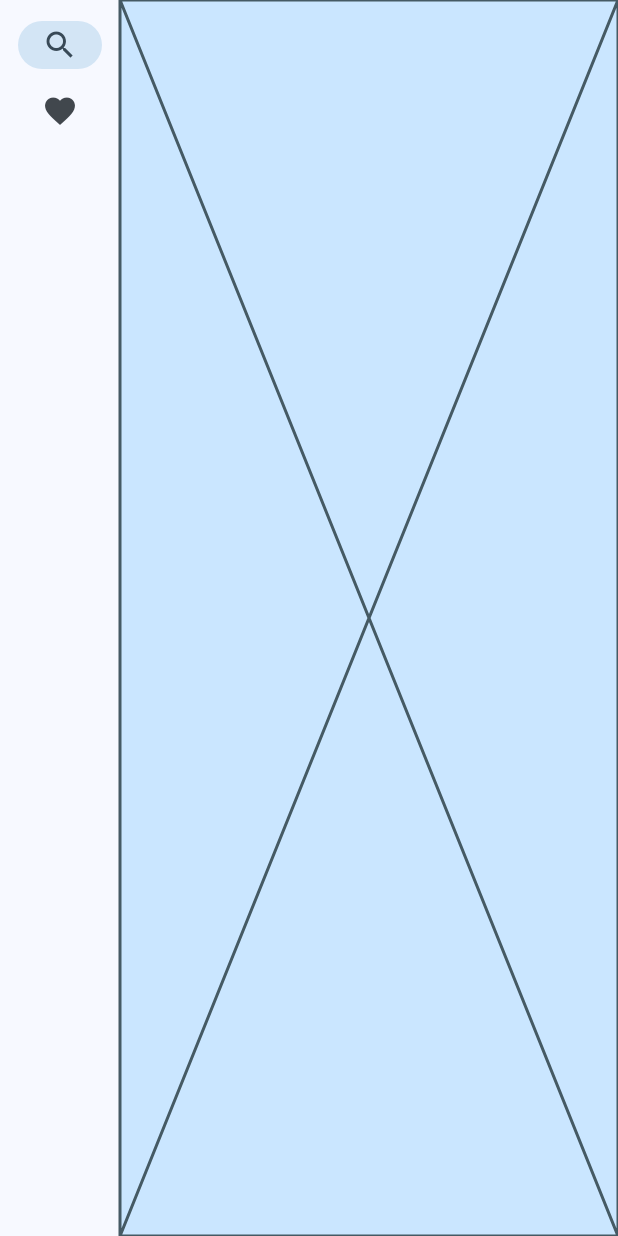
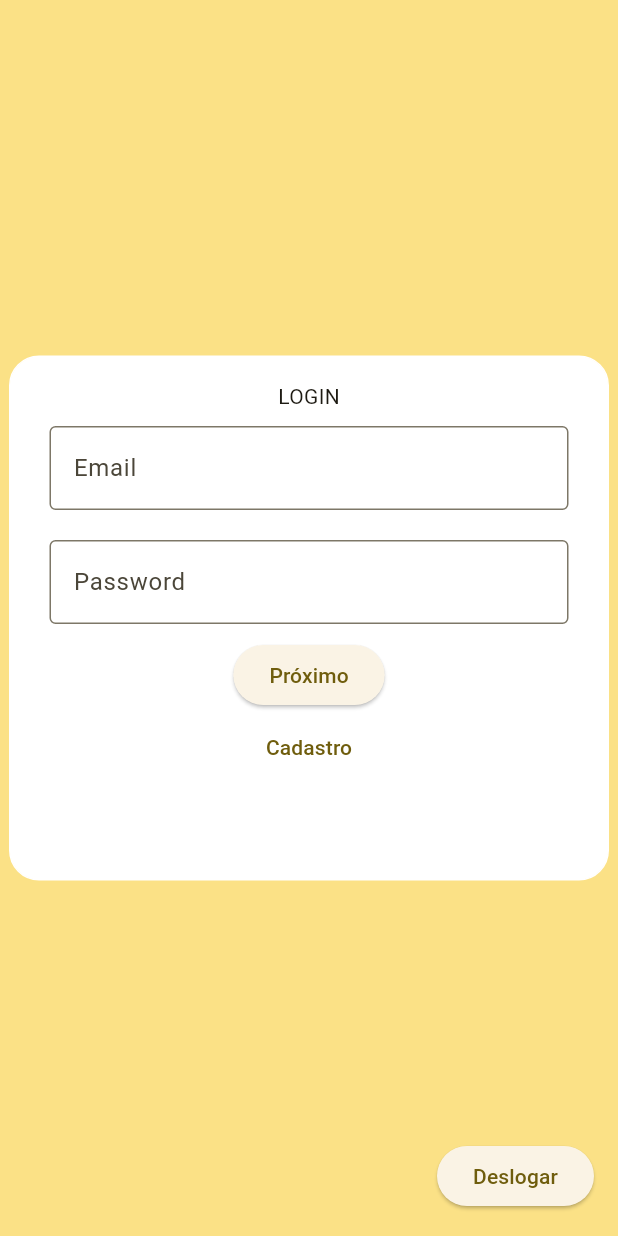
Before and after one commit to Abacaxi-Remaster/gerenciamento_receitas_front, a Flutter app: the screen it shows after launch, on a phone screen of 412 x 824 dp. Run offline on Flutter 3.47's test engine with Material 2 defaults, Android fonts, the phone set to English and light mode, and no system bars.

Commit message:
layout base login/cadastro (falta backend)

```diff
--- a/lib/HomePage.dart
+++ b/lib/HomePage.dart
@@ -22,11 +22,7 @@ class MyHomePageState extends State<MyHomePage> {
   ];
 
   Widget updatePage(selectedIndex) {
-    final Options = [
-      //CadastroPage(),
-      SearchPreview(),
-      CommentPreview()
-    ];
+    final Options = [SearchPreview(), CommentPreview()];
     return Options[selectedIndex];
   }
 
@@ -58,23 +54,20 @@ class MyHomePageState extends State<MyHomePage> {
     var appState = context.watch<MyAppState>();
 
     return LayoutBuilder(builder: (context, constraints) {
-      /*if (appState.logado) {
+      if (appState.logado) {
         menu = navigationMenu(constraints);
       } else {
         menu = EmptyMenu();
-      }*/
-      menu = navigationMenu(constraints);
+      }
       return Scaffold(
-        /*floatingActionButton: ElevatedButton(
+        floatingActionButton: ElevatedButton(
           onPressed: () {
-            appState.erro("placeholder de ação -> deslogar");
-            //appState.deslogar();
+            appState.deslogar();
             //appState.TESTE_toggle_tipoLogado();
             //appState.TESTE_adm();
           },
           child: const Text('Deslogar'),
         ),
-        */
         body: Row(
           children: [
             SafeArea(
--- /dev/null
+++ b/lib/Paginas/Login.dart
@@ -0,0 +1,108 @@
+import 'package:flutter/material.dart';
+import 'package:receita_front/all.dart';
+import 'package:receita_front/HomePage.dart';
+import 'package:provider/provider.dart';
+import '/main.dart';
+
+class LoginPage extends StatefulWidget {
+  @override
+  State<LoginPage> createState() => _LoginPageState();
+}
+
+class _LoginPageState extends State<LoginPage> {
+  GlobalKey<FormState> _formKey = GlobalKey<FormState>();
+  var tipoSelecionado = 0;
+
+  final userController = TextEditingController();
+  final passwordController = TextEditingController();
+
+  @override
+  Widget build(BuildContext context) {
+    var appState = context.watch<MyAppState>();
+
+    return Center(
+      child: Container(
+        padding: EdgeInsets.all(16.0),
+        alignment: Alignment.center,
+        width: 400,
+        height: 350,
+        decoration: BoxDecoration(
+          color: Colors.white,
+          border: Border.all(
+            color: Colors.white,
+          ),
+          borderRadius: BorderRadius.all(Radius.circular(20)),
+        ),
+        child: Form(
+          key: _formKey,
+          autovalidateMode: AutovalidateMode.onUserInteraction,
+          child: Column(
+            children: [
+              Text('LOGIN'),
+              Padding(
+                padding: EdgeInsets.all(10),
+                child: TextFormField(
+                  controller: userController,
+                  validator: (value) {
+                    return validaNull(value);
+                  },
+                  decoration: InputDecoration(
+                    border: OutlineInputBorder(),
+                    labelText: 'Email',
+                  ),
+                ),
+              ),
+              Padding(
+                padding: EdgeInsets.all(10),
+                child: TextFormField(
+                  controller: passwordController,
+                  validator: (value) {
+                    return validaNull(value);
+                  },
+                  obscureText: true,
+                  decoration: InputDecoration(
+                    border: OutlineInputBorder(),
+                    labelText: 'Password',
+                  ),
+                ),
+              ),
+              ElevatedButton(
+                onPressed: () async {
+                  //async
+                  /*appState.TESTE_toggle_logado();
+                    appState.setPage(
+                      MyHomePageState().updatePage(0, appState.tipoLogado));
+                */
+                  if (_formKey.currentState!.validate()) {
+                    LoggedUser loggedUser;
+                    print(appState.logado);
+                    if (userController.text == 'ADM') {
+                      loggedUser = await login(
+                          3, userController.text, passwordController.text);
+                    } else {
+                      loggedUser = await login(tipoSelecionado,
+                          userController.text, passwordController.text);
+                    }
+                    appState.logar(loggedUser);
+                    if (loggedUser.tipo != 204) {
+                      appState.setPage(MyHomePageState().updatePage(0));
+                    }
+                  }
+                },
+                child: Text('Próximo'),
+              ),
+              TextButton(
+                onPressed: () {
+                  appState.setPage(CadastroPage());
+                },
+                child: Text(
+                  'Cadastro',
+                ),
+              )
+            ],
+          ),
+        ),
+      ),
+    );
+  }
+}
--- a/lib/Paginas/Pesquisa_preview.dart
+++ b/lib/Paginas/Pesquisa_preview.dart
@@ -1,10 +1,4 @@
 import 'package:flutter/material.dart';
-
-const List<Widget> Tipos = <Widget>[
-  Text('Aluno'),
-  Text('Mentor'),
-  Text('Empresa'),
-];
 
 class SearchPreview extends StatefulWidget {
   @override
--- a/lib/all.dart
+++ b/lib/all.dart
@@ -7,4 +7,6 @@ export '../Paginas/DetalheVaga.dart';
 */
 export 'package:receita_front/Paginas/Comentarios_preview.dart';
 export 'package:receita_front/Paginas/Pesquisa_preview.dart';
+export 'package:receita_front/Paginas/Login.dart';
+export 'package:receita_front/Paginas/Cadastro.dart';
 export 'index.dart';
--- a/lib/main.dart
+++ b/lib/main.dart
@@ -19,7 +19,7 @@ class MyApp extends StatelessWidget {
         theme: ThemeData(
           useMaterial3: true,
           colorScheme: ColorScheme.fromSeed(
-            seedColor: Color.fromARGB(255, 3, 169, 244),
+            seedColor: Color.fromRGBO(254, 215, 51, 100),
           ),
         ),
         home: Builder(
@@ -39,12 +39,12 @@ class MyAppState extends ChangeNotifier {
 
 //inicio:
   var selectedIndex = 0;
-  //Widget page = LoginPage();
-  Widget page = Placeholder();
+  Widget page = LoginPage();
   var logado = false;
 
 //login:
-  /*LoggedUser logged = LoggedUser(-1, 'email', 'senha', 'nome', 'id');
+  LoggedUser logged = LoggedUser(-1, 'email', 'senha', 'nome', 'id');
+  var tipoLogado = 0;
 
   void logar(LoggedUser user) {
     if (user.tipo == 204) {
@@ -72,7 +72,6 @@ class MyAppState extends ChangeNotifier {
     //deletar dados temporarios do usuário
     //});
   }
-  */
 
 //mensagem de erro
   void erro(String mensagem) {
```
Also changed, not shown: lib/Paginas/Cadastro.dart (added, +128 -0 lines).
